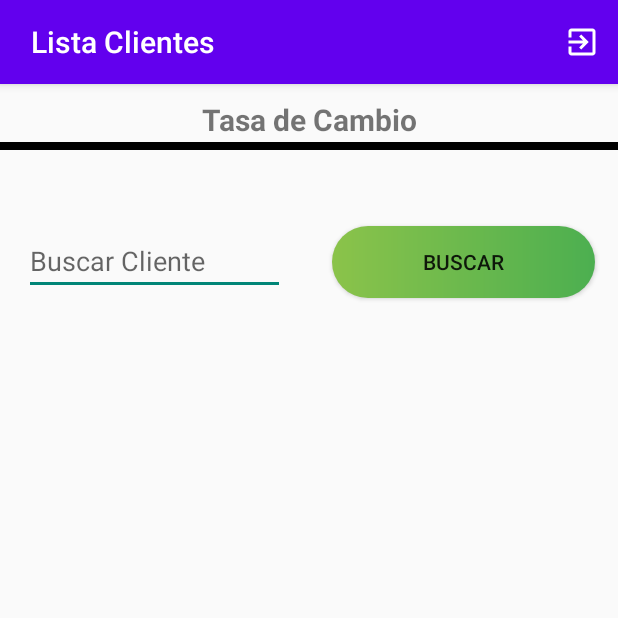
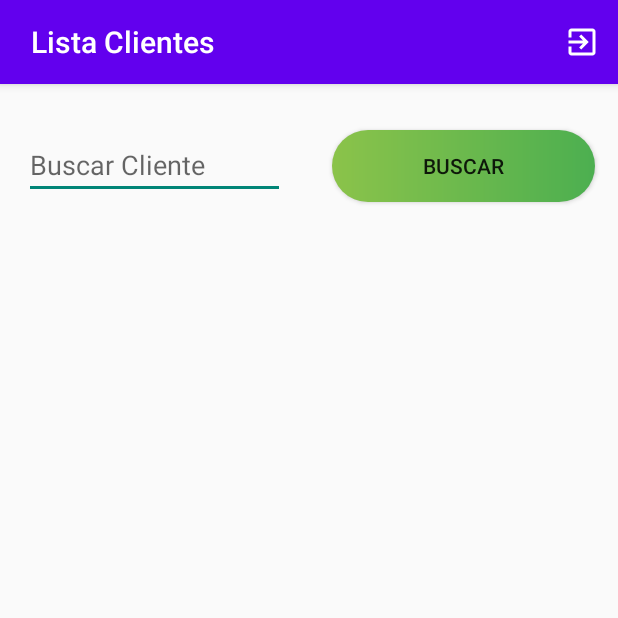
Before and after one commit to helmut1996/Sistema_Facturacion_Ferreteria, an Android app: the MainClientes screen opened directly, with no data from a screen before it, on a phone screen of 412 x 824 dp, the top half of it. Run offline under Robolectric (Android 15) with nearby library versions, the phone set to English and light mode, and no system bars.

```diff
--- a/app/src/main/java/com/example/facturacioncarpintero/MainClientes.java
+++ b/app/src/main/java/com/example/facturacioncarpintero/MainClientes.java
@@ -27,12 +27,11 @@ import java.sql.Statement;
 import java.util.ArrayList;
 import java.util.List;
 
-public class MainClientes extends AppCompatActivity implements Dialog_TasaCambio.DialogListenner{
+public class MainClientes extends AppCompatActivity{
     // VARIABLE PARA RECYCLEVIEW
     RecyclerView recyclerViewCliente;
     AdapterClientes adapterCliente;
     EditText search;
-    TextView TCambio;
     Button btn_buscador_cliente;
     List<itemList> itemCList;
     DBConnection sesion;
@@ -53,13 +52,6 @@ public class MainClientes extends AppCompatActivity implements Dialog_TasaCambio
 
         initview();
 
-        TCambio.setOnClickListener(new View.OnClickListener() {
-            @Override
-            public void onClick(View v) {
-
-                openDialog();
-            }
-        });
 
         btn_buscador_cliente.setOnClickListener(new View.OnClickListener() {
             @Override
@@ -95,13 +87,8 @@ public class MainClientes extends AppCompatActivity implements Dialog_TasaCambio
     }
 
 
-  private void  openDialog(){
-        Dialog_TasaCambio dialog_tasaCambio = new Dialog_TasaCambio();
-        dialog_tasaCambio.show(getSupportFragmentManager(),"tasa de cambio");
-  }
 
     public void initview() {
-        TCambio=findViewById(R.id.tv_tasa_cambio);
         recyclerViewCliente = findViewById(R.id.listaClientes);
         search = findViewById(R.id.search);
         btn_buscador_cliente=findViewById(R.id.btnBuscadorCliente);
@@ -173,9 +160,4 @@ public class MainClientes extends AppCompatActivity implements Dialog_TasaCambio
         return super.onOptionsItemSelected(item);
     }
 
-    @Override
-    public void appliyTexts(String cambio) {
-
-        TCambio.setText("Tasa de Cambio\n"+"C$"+cambio);
-    }
 }
--- a/app/src/main/res/layout/activity_main_clientes.xml
+++ b/app/src/main/res/layout/activity_main_clientes.xml
@@ -13,23 +13,6 @@
         tools:layout_editor_absoluteY="67dp"
         android:layout_gravity="center_horizontal">
 
-
-        <TextView
-            android:layout_width="match_parent"
-            android:layout_height="wrap_content"
-            android:textStyle="bold"
-            android:textSize="20sp"
-            android:text="Tasa de Cambio"
-            android:gravity="center"
-            android:id="@+id/tv_tasa_cambio"
-            android:layout_marginTop="10dp"/>
-        <TextView
-            android:id="@+id/textView24"
-            android:layout_width="match_parent"
-            android:layout_height="5dp"
-            android:background="@color/black"
-            android:layout_marginBottom="20dp"
-            android:layout_marginTop="1dp"/>
 
         <LinearLayout
             android:layout_width="match_parent"
--- a/app/src/main/res/values/strings.xml
+++ b/app/src/main/res/values/strings.xml
@@ -23,6 +23,7 @@
     <string name="text_buscar2">Buscar Producto</string>
     <string name="titulo_producto">Titulo Producto</string>
     <string name="pin">ingresar pin</string>
+    <string name="factura">Factura</string>
 
     <string-array name="tipo_moneda">
         <item>Cordoba</item>
@@ -32,4 +33,9 @@
         <item>Credito</item>
         <item>Contado</item>
     </string-array>
+
+    <string-array name="tipo_estados">
+        <item>Facturado</item>
+        <item>Pagado</item>
+    </string-array>
 </resources>
```
Also changed, not shown: app/src/main/java/com/example/facturacioncarpintero/Dialog_TasaCambio.java (deleted, +0 -60 lines), app/src/main/java/com/example/facturacioncarpintero/MainFactura.java (+7 -1 lines), app/src/main/java/com/example/facturacioncarpintero/MemInfo.java (added, +85 -0 lines), app/src/main/java/com/example/facturacioncarpintero/ThreadPoolManager.java (added, +24 -0 lines), app/src/main/res/layout/activity_main_factura.xml (+20 -0 lines), app/src/main/res/layout/dialog_tasa_dolar.xml (deleted, +0 -27 lines).
